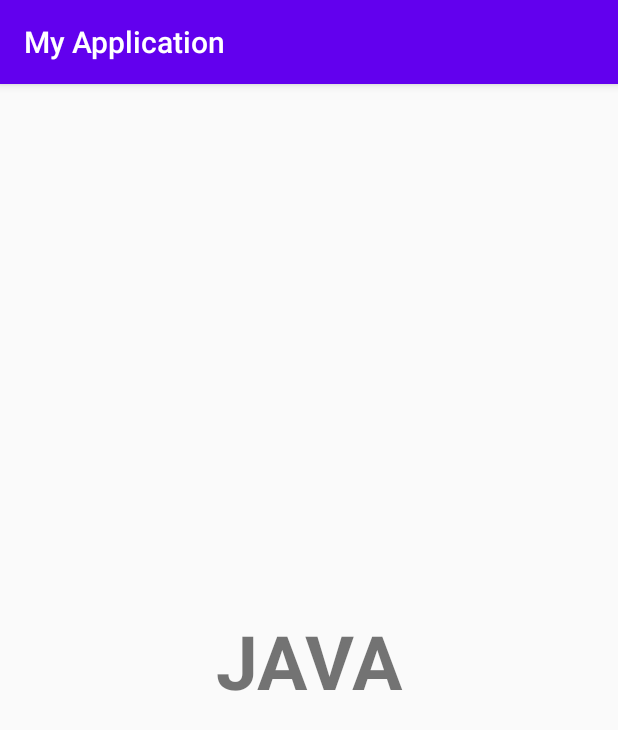
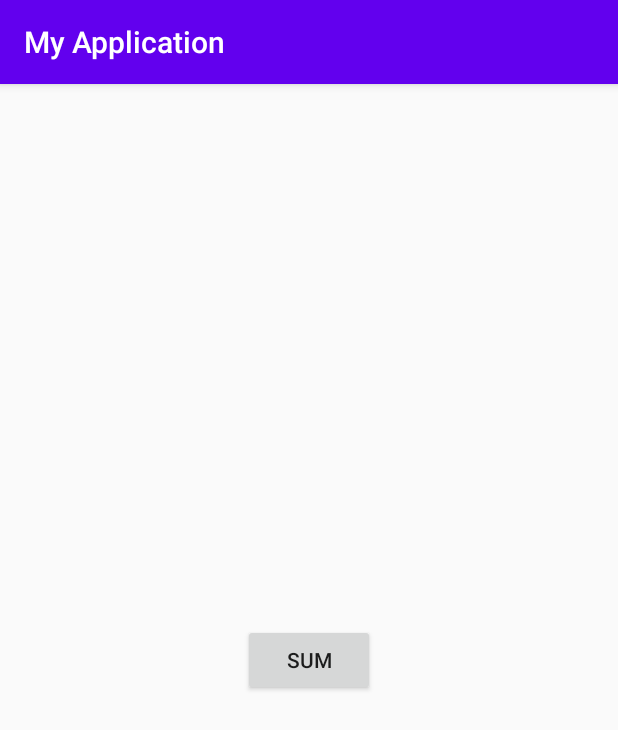
Before and after one commit to Sainiakshay798/MyApplication, an Android app: the java screen opened directly, with no data from a screen before it, on a phone screen of 412 x 824 dp. Shown: the top 730 px of the screen. Run offline under Robolectric (Android 15) with nearby library versions, the phone set to English and light mode, and no system bars.

Commit message:
in java creating button by b2 id for go to next activity_sum.xml

```diff
--- a/app/src/main/java/com/example/myapplication/java.java
+++ b/app/src/main/java/com/example/myapplication/java.java
@@ -13,6 +13,8 @@ public class java extends AppCompatActivity implements View.OnClickListener {
     protected void onCreate(Bundle savedInstanceState) {
         super.onCreate(savedInstanceState);
         setContentView(R.layout.activity_java);
+        Button button1 = findViewById(R.id.b2);
+        button1.setOnClickListener(this);
 
 
     }
@@ -20,5 +22,15 @@ public class java extends AppCompatActivity implements View.OnClickListener {
     @Override
     public void onClick(View v) {
 
+        switch (v.getId()){
+            case R.id.b2:
+                Toast.makeText(this,"JAVA", Toast.LENGTH_LONG).show();
+                Intent b = new Intent(java.this, Sum.class);
+                startActivity(b);
+                break;}
 
-}}
+
+
+
+        }
+    }
--- a/app/src/main/res/layout/activity_java.xml
+++ b/app/src/main/res/layout/activity_java.xml
@@ -6,16 +6,15 @@
     android:layout_height="match_parent"
     tools:context=".java">
 
-
-    <TextView
-        android:id="@+id/textView"
+    <Button
+        android:id="@+id/b2"
         android:layout_width="wrap_content"
         android:layout_height="wrap_content"
-        android:text="JAVA"
-        android:textSize="50sp"
-        android:textStyle="bold"
+        android:text="sum"
         app:layout_constraintBottom_toBottomOf="parent"
         app:layout_constraintEnd_toEndOf="parent"
         app:layout_constraintStart_toStartOf="parent"
         app:layout_constraintTop_toTopOf="parent" />
+
+
 </android.support.constraint.ConstraintLayout>
--- a/app/src/main/res/values/ids.xml
+++ b/app/src/main/res/values/ids.xml
@@ -1,4 +1,5 @@
 <?xml version="1.0" encoding="utf-8"?>
 <resources>
     <item name="helloworldj" type="id" />
+    <item name="javacode" type="id" />
 </resources>
```
Also changed, not shown: app/src/main/AndroidManifest.xml (+6 -3 lines), app/src/main/java/com/example/myapplication/Sum.java (added, +13 -0 lines), app/src/main/res/layout/activity_sum.xml (added, +16 -0 lines).
